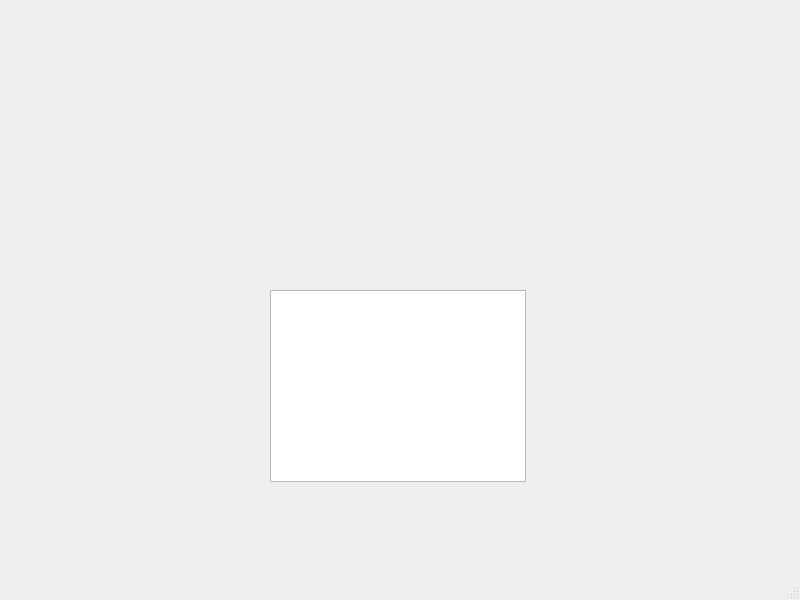
This is mainwindow.ui in cyhed/Qt_SQLite as Qt 5 draws it before an edit. The edited form follows.
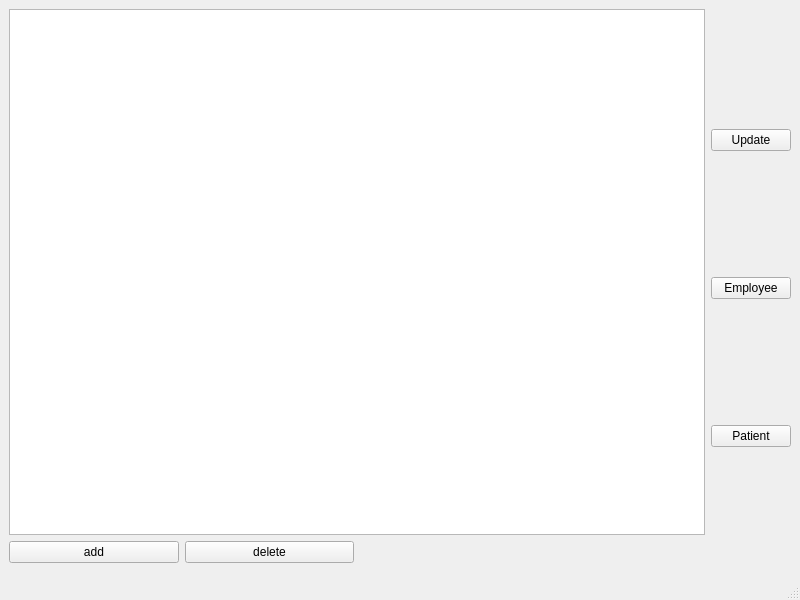
This is the edited form.

Commit message: Добален класс для реализации запрета редактирования столбца таблицы. Добавлен кнопки выбора таблиц и кнопка удаления записи, а также реализованы их функции.

```diff
--- a/mainwindow.ui
+++ b/mainwindow.ui
@@ -14,16 +14,67 @@
    <string>MainWindow</string>
   </property>
   <widget class="QWidget" name="centralwidget">
-   <widget class="QTableView" name="tableView">
-    <property name="geometry">
-     <rect>
-      <x>270</x>
-      <y>290</y>
-      <width>256</width>
-      <height>192</height>
-     </rect>
-    </property>
-   </widget>
+   <layout class="QGridLayout" name="gridLayout">
+    <item row="0" column="0" colspan="2">
+     <widget class="QTableView" name="tableView">
+      <property name="sizePolicy">
+       <sizepolicy hsizetype="Expanding" vsizetype="Expanding">
+        <horstretch>1</horstretch>
+        <verstretch>0</verstretch>
+       </sizepolicy>
+      </property>
+     </widget>
+    </item>
+    <item row="0" column="3" rowspan="3">
+     <layout class="QVBoxLayout" name="verticalLayout">
+      <item>
+       <widget class="QPushButton" name="Update_button">
+        <property name="text">
+         <string>Update</string>
+        </property>
+       </widget>
+      </item>
+      <item>
+       <widget class="QPushButton" name="Employee_button">
+        <property name="text">
+         <string>Employee</string>
+        </property>
+       </widget>
+      </item>
+      <item>
+       <widget class="QPushButton" name="Patient_button">
+        <property name="sizePolicy">
+         <sizepolicy hsizetype="Minimum" vsizetype="Fixed">
+          <horstretch>0</horstretch>
+          <verstretch>0</verstretch>
+         </sizepolicy>
+        </property>
+        <property name="text">
+         <string>Patient</string>
+        </property>
+       </widget>
+      </item>
+     </layout>
+    </item>
+    <item row="1" column="0">
+     <layout class="QHBoxLayout" name="horizontalLayout">
+      <item>
+       <widget class="QPushButton" name="pushButton_2">
+        <property name="text">
+         <string>add</string>
+        </property>
+       </widget>
+      </item>
+      <item>
+       <widget class="QPushButton" name="pushButton">
+        <property name="text">
+         <string>delete</string>
+        </property>
+       </widget>
+      </item>
+     </layout>
+    </item>
+   </layout>
   </widget>
   <widget class="QMenuBar" name="menubar">
    <property name="geometry">
```
The commit also changes 5 other files.
